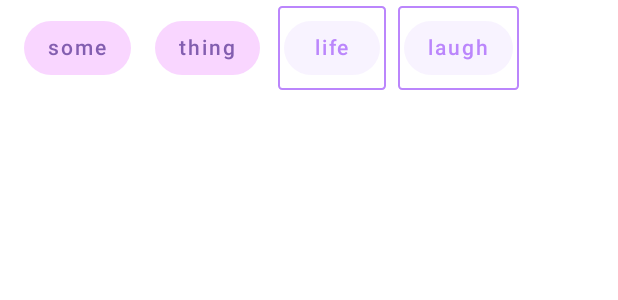
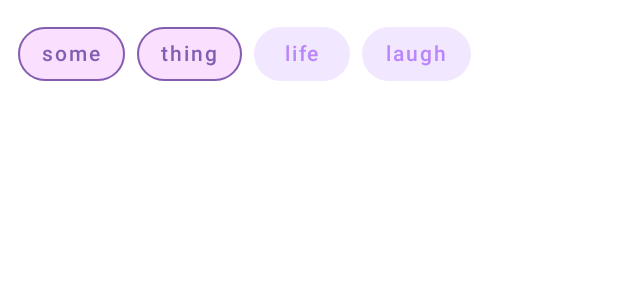
Before and after one commit to daksh2k/quotes-app, an Android app built with Jetpack Compose: the @Preview function PreviewTagBarRow, on a phone screen of 412 x 824 dp. Shown: the top 300 px of the screen. Run offline under Robolectric (Android 15) with nearby library versions, the phone set to English and light mode, and no system bars; missing, so only their content is drawn: QuotesAppTheme.

Commit message:
Refactor: Tagbar to be more reusable
Signed-off-by: daksh2k <daksh2k@gmail.com>

```diff
--- a/app/src/main/java/com/example/quotesapp/ui/components/TagBar.kt
+++ b/app/src/main/java/com/example/quotesapp/ui/components/TagBar.kt
@@ -1,12 +1,16 @@
 package com.example.quotesapp.ui.components
 
+import androidx.compose.foundation.BorderStroke
+import androidx.compose.foundation.background
 import androidx.compose.foundation.border
 import androidx.compose.foundation.isSystemInDarkTheme
+import androidx.compose.foundation.layout.fillMaxWidth
 import androidx.compose.foundation.layout.padding
 import androidx.compose.foundation.lazy.LazyRow
 import androidx.compose.foundation.lazy.items
 import androidx.compose.foundation.shape.RoundedCornerShape
 import androidx.compose.material.ButtonDefaults
+import androidx.compose.material.MaterialTheme
 import androidx.compose.runtime.Composable
 import androidx.compose.ui.Modifier
 import androidx.compose.ui.draw.clip
@@ -30,7 +34,58 @@ fun TagBarRow(
     activeTags: List<String>,
     onTagClick: (text: String) -> Unit
 ) {
-    LazyRow(modifier = modifier.padding(horizontal = 8.dp)) {
+    val contentColorForActiveButton =
+        if (!isSystemInDarkTheme()) darkenColor(themeColor) else brightenColor(themeColor)
+    LazyRow(modifier = modifier.padding(8.dp)) {
+        items(activeTags) { tag ->
+            TagButton(
+                border = BorderStroke(1.dp, contentColorForActiveButton),
+                butColors = ButtonDefaults.buttonColors(
+                    backgroundColor = if (isSystemInDarkTheme()) darkenColor(
+                        themeColor,
+                        0.4f
+                    ) else brightenColor(themeColor, 0.4f),
+                    contentColor = contentColorForActiveButton
+                ),
+                text = tag,
+                onTagClick = onTagClick
+            )
+        }
+
+        items(tags) { tag ->
+            TagButton(
+                butColors = ButtonDefaults.buttonColors(
+                    backgroundColor = themeColor.copy(0.2f),
+                    contentColor = themeColor
+                ),
+                text = tag,
+                onTagClick = onTagClick
+            )
+        }
+    }
+}
+
+/**
+ * A simple Lazy row which shows tags.
+ * Uses [TagButton] to show active and inactive tags.
+ * @param tags Inactive tags
+ * @param activeTags Active tags
+ * @param onTagClick What should happen on tag click.
+ */
+@Composable
+fun HeaderTagBarRow(
+    modifier: Modifier = Modifier,
+    themeColor: Color,
+    tags: List<String>,
+    activeTags: List<String>,
+    onTagClick: (text: String) -> Unit
+) {
+    LazyRow(
+        modifier = modifier
+            .padding(8.dp)
+            .background(MaterialTheme.colors.onPrimary)
+            .fillMaxWidth()
+    ) {
         items(activeTags) { tag ->
             TagButton(
                 modifier = Modifier
@@ -39,11 +94,11 @@ fun TagBarRow(
                 butColors = ButtonDefaults.buttonColors(
                     backgroundColor = if (isSystemInDarkTheme()) darkenColor(
                         themeColor,
-                        0.5f
-                    ) else brightenColor(themeColor, 0.5f),
+                        0.3f
+                    ) else brightenColor(themeColor, 0.3f),
                     contentColor = if (!isSystemInDarkTheme()) darkenColor(themeColor) else brightenColor(
                         themeColor
-                    ),
+                    )
                 ),
                 text = tag,
                 onTagClick = onTagClick
@@ -55,17 +110,17 @@ fun TagBarRow(
                 modifier = Modifier
                     .padding(4.dp)
                     .border(1.dp, themeColor, RoundedCornerShape(5)),
-                text = tag,
                 butColors = ButtonDefaults.buttonColors(
                     backgroundColor = themeColor.copy(0.1f),
                     contentColor = themeColor
                 ),
-                enabled = activeTags.size < 3,
+                text = tag,
                 onTagClick = onTagClick
             )
         }
     }
 }
+
 
 @Preview(showBackground = true)
 @Composable
```
